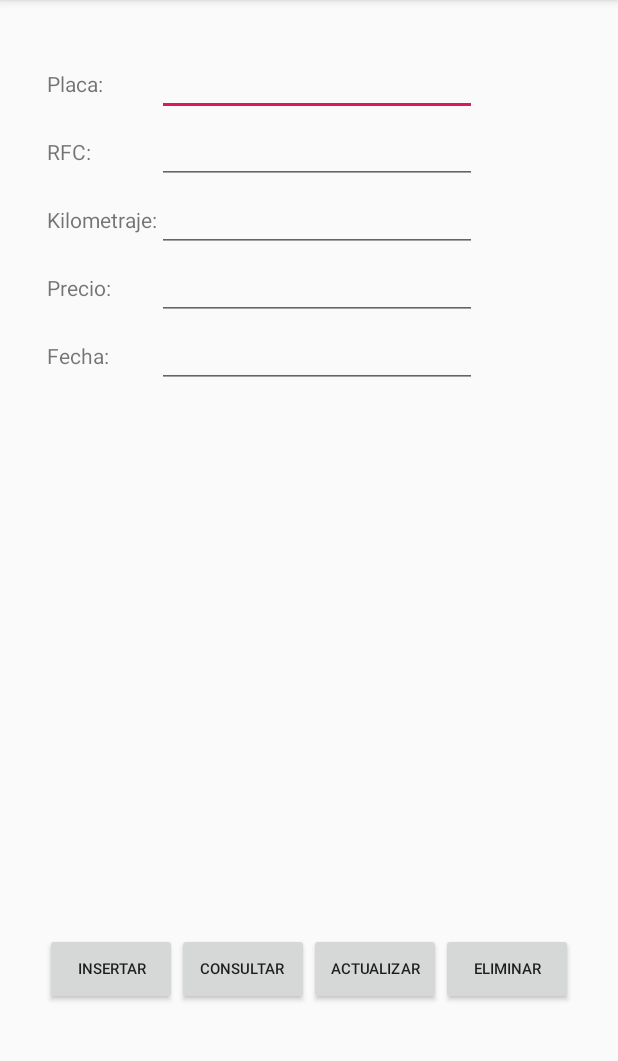
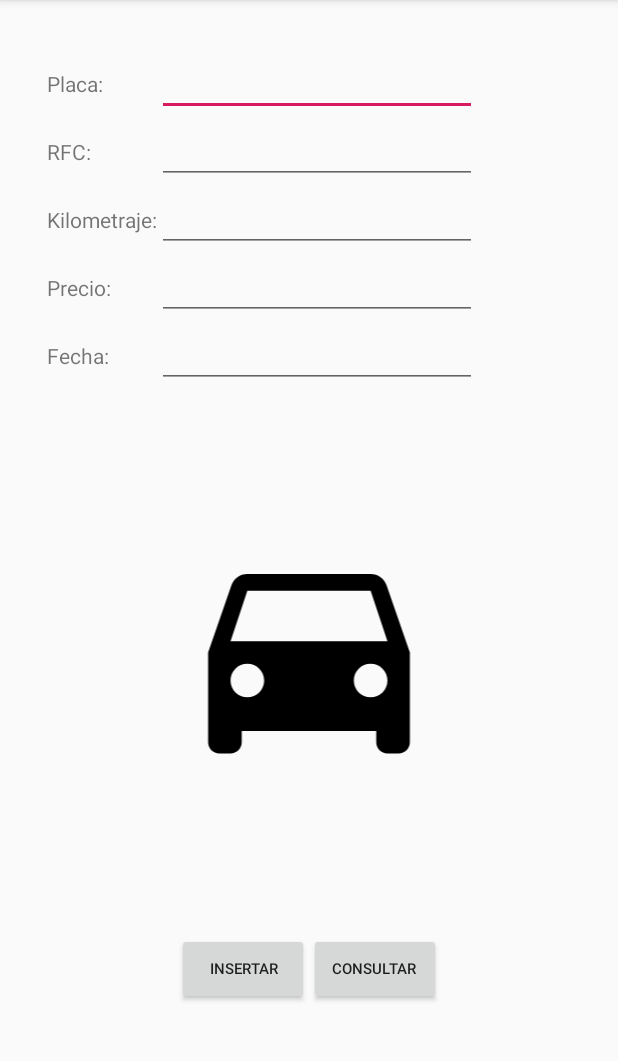
Before and after one commit to RWong11/AutosV2, an Android app: the screen it shows after launch (MainActivity), in the side drawer, after a tap on "Ingresos por ciudad", on a phone screen of 412 x 824 dp, the part 84-1145 px from its top. Run offline under Robolectric (Android 15) with nearby library versions, the phone set to English and light mode, and no system bars.

Commit message:
Servicios insercion y consulta lista

```diff
--- a/app/src/main/java/com/example/autosv2/InicioFragment.java
+++ b/app/src/main/java/com/example/autosv2/InicioFragment.java
@@ -57,13 +57,6 @@ public class InicioFragment extends Fragment {
         for(int i = 0; i< contenido.length; i++)
             contenido[i] = new ArrayList<>();
 
-        /*Drawable d = imageView.getDrawable();
-        Bitmap bitmap = ((BitmapDrawable)d).getBitmap();
-        ByteArrayOutputStream stream = new ByteArrayOutputStream();
-        bitmap.compress(Bitmap.CompressFormat.JPEG, 100, stream);
-        byte[] bitmapdata = stream.toByteArray();*/
-        byte[] bitmapdata = null;
-
         Cursor c = query.rawQuery("SELECT * from autos", null);
         while(c.moveToNext()) {
             String[] atributos = new String[6];
@@ -74,13 +67,13 @@ public class InicioFragment extends Fragment {
             contenido[AUTOS].add(new Contenido(c.getBlob(3), atributos, c.getInt(5) == 0));
         }
 
-        for(int i = 0; i < 3; i++) {
+        c = query.rawQuery("SELECT * from personas", null);
+        while(c.moveToNext()) {
             String[] atributos = new String[6];
-            atributos[0] = "Ricardo" +i;
-            atributos[1] = "RFC"+i;
-            atributos[2] = "CIUDAD"+i;
-            atributos[3] = "Estado: alta";
-            contenido[PERSONAS].add(new Contenido(null, atributos, true));
+            atributos[0] = c.getString(0);
+            atributos[1] = c.getString(1);
+            atributos[3] = c.getString(2);
+            contenido[PERSONAS].add(new Contenido(null, atributos, c.getInt(3) == 0));
         }
 
         for(int i = 0; i < 10; i++) {
@@ -91,7 +84,7 @@ public class InicioFragment extends Fragment {
             atributos[3] = "Kilometraje: " + new Random().nextInt(1000);
             atributos[4] = "Precio" +i;
             atributos[5] = "Fecha: "+new Random().nextInt(32)+"/12/12";
-            contenido[SERVICIOS].add(new Contenido(bitmapdata, atributos, true));
+            contenido[SERVICIOS].add(new Contenido(null, atributos, true));
         }
 
         adapter = new ArrayAdapter[3];
@@ -130,13 +123,12 @@ public class InicioFragment extends Fragment {
 
             Contenido itemActual = datos.get(Position);
             if(!itemActual.isEnabled())
-                itemView.setAlpha((float)0.35);
+                itemView.setAlpha((float)0.30);
 
             byte[] byteImagen = itemActual.getImagen();
             if(byteImagen != null) {
                 ImageView imagen = (ImageView) itemView.findViewById(R.id.imagen);
                 byteArrayToImagen(imagen, byteImagen);
-                Log.d("IMAGEN", "Se inserto la imagen");
             }
 
             TextView tv;
--- a/app/src/main/res/layout/fragment_servicios.xml
+++ b/app/src/main/res/layout/fragment_servicios.xml
@@ -115,13 +115,13 @@
     <LinearLayout
         android:layout_width="wrap_content"
         android:layout_height="wrap_content"
-        android:layout_marginTop="333dp"
+        android:layout_marginTop="79dp"
         android:layout_marginBottom="80dp"
         android:orientation="horizontal"
         app:layout_constraintBottom_toBottomOf="parent"
         app:layout_constraintEnd_toEndOf="parent"
         app:layout_constraintStart_toStartOf="parent"
-        app:layout_constraintTop_toBottomOf="@+id/tableLayout3">
+        app:layout_constraintTop_toBottomOf="@+id/imagen">
 
         <Button
             android:id="@+id/botonInsertar"
@@ -139,20 +139,19 @@
             android:text="Consultar "
             android:textSize="10sp" />
 
-        <Button
-            android:id="@+id/botonActualizar"
-            android:layout_width="wrap_content"
-            android:layout_height="wrap_content"
-            android:layout_weight="1"
-            android:text="Actualizar"
-            android:textSize="10sp" />
+    </LinearLayout>
 
-        <Button
-            android:id="@+id/botonEliminar3"
-            android:layout_width="wrap_content"
-            android:layout_height="wrap_content"
-            android:layout_weight="1"
-            android:text="ELiminar"
-            android:textSize="10sp" />
-    </LinearLayout>
+    <ImageView
+        android:id="@+id/imagen"
+        android:layout_width="236dp"
+        android:layout_height="179dp"
+        android:layout_marginStart="87dp"
+        android:layout_marginLeft="87dp"
+        android:layout_marginTop="75dp"
+        android:layout_marginEnd="88dp"
+        android:layout_marginRight="88dp"
+        app:layout_constraintEnd_toEndOf="parent"
+        app:layout_constraintStart_toStartOf="parent"
+        app:layout_constraintTop_toBottomOf="@+id/tableLayout3"
+        app:srcCompat="@drawable/ic_autos" />
 </android.support.constraint.ConstraintLayout>
```
Also changed, not shown: app/src/main/java/com/example/autosv2/BaseDeDatos.java (+6 -12 lines), app/src/main/java/com/example/autosv2/ServiciosFragment.java (+73 -76 lines).
